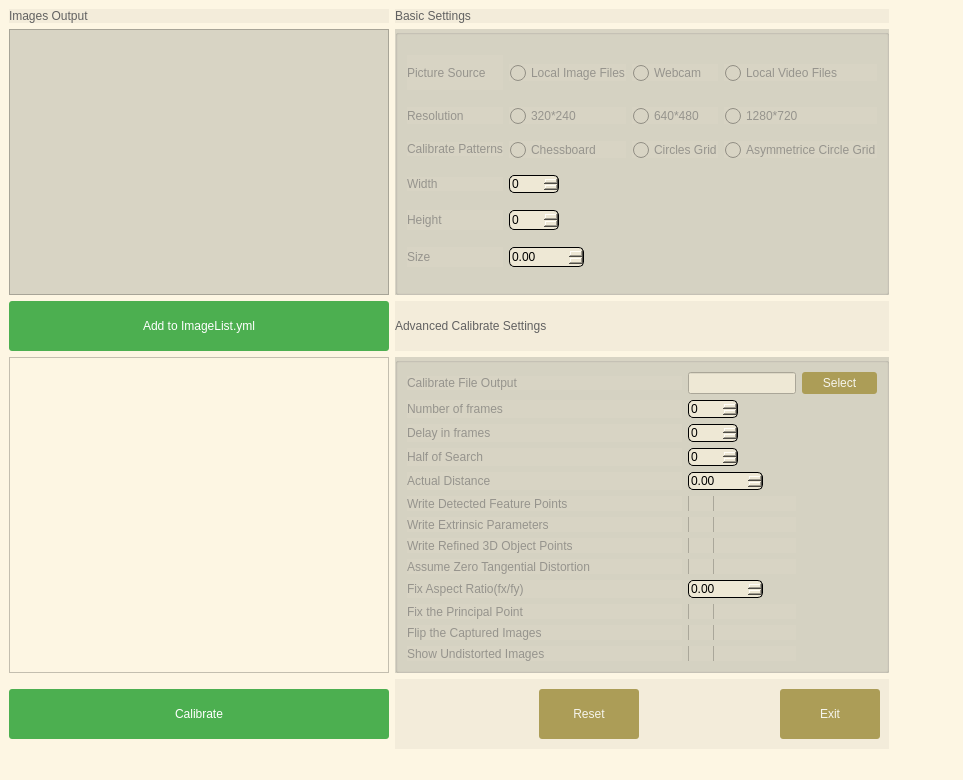
First picture: the form in src/mainwindow.ui, repository parker-int64/QTCalibrate, before the edit.
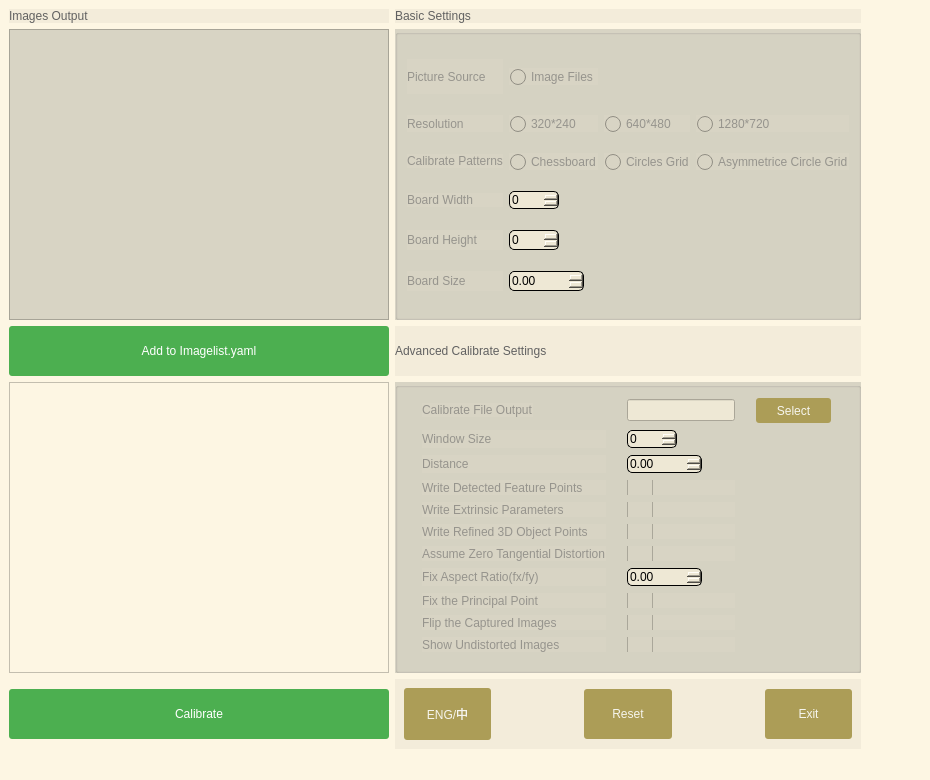
Second picture: the form after the edit. Icons and pictures are not drawn.

Diff of the .ui file:
```diff
--- a/src/mainwindow.ui
+++ b/src/mainwindow.ui
@@ -6,7 +6,7 @@
    <rect>
     <x>0</x>
     <y>0</y>
-    <width>963</width>
+    <width>930</width>
     <height>780</height>
    </rect>
   </property>
@@ -91,6 +91,39 @@
        <string notr="true">background-color: rgb(243, 236, 218);</string>
       </property>
       <layout class="QHBoxLayout" name="horizontalLayout">
+       <item>
+        <widget class="QPushButton" name="pushButton_6">
+         <property name="sizePolicy">
+          <sizepolicy hsizetype="Expanding" vsizetype="Expanding">
+           <horstretch>0</horstretch>
+           <verstretch>0</verstretch>
+          </sizepolicy>
+         </property>
+         <property name="styleSheet">
+          <string notr="true">QPushButton { 
+	font: 14pt &quot;Microsoft YaHei UI&quot;;
+	border-radius: 3px;
+	background-color: rgb(172, 157, 87);
+	color:rgb(246,245,237); 
+} 
+QPushButton:hover { 
+background-color: rgb(139,126,68); 
+}
+QPushButton:pressed {  
+
+    /* 改变边框风格 */  
+    border-style:inset;  
+
+    /* 使文字有一点移动 */  
+    padding-left:3px;  
+    padding-top:3px;  
+}  </string>
+         </property>
+         <property name="text">
+          <string>ENG/中</string>
+         </property>
+        </widget>
+       </item>
        <item>
         <spacer name="horizontalSpacer_2">
          <property name="orientation">
@@ -414,7 +447,7 @@
 background-color: rgb(216,212,196);</string>
          </property>
          <property name="text">
-          <string>Height</string>
+          <string>Board Height</string>
          </property>
         </widget>
        </item>
@@ -477,41 +510,6 @@
          </attribute>
         </widget>
        </item>
-       <item row="0" column="5">
-        <widget class="QRadioButton" name="radioButton_7">
-         <property name="toolTip">
-          <string extracomment="Calibrate a webcam directly">&lt;html&gt;&lt;head/&gt;&lt;body&gt;&lt;p&gt;Calibrate a webcam directly&lt;/p&gt;&lt;/body&gt;&lt;/html&gt;</string>
-         </property>
-         <property name="styleSheet">
-          <string notr="true">/*RadioButton样式设置*/
-QRadioButton::indicator { 
-    width: 17px;
-    height: 17px;
-}
-/*单选框未选中样式*/
-QRadioButton::indicator::unchecked {
-	image: url(:/ico/uiComponents/radiounchecked.png);
-}
-/*单选框选中样式*/
-QRadioButton::indicator::checked { 
-	image: url(:/ico/uiComponents/radiochecked.png);
-}
-/*RadioButton和checkbox字体和间距设置*/
-QRadioButton ,QCheckBox{
-	font: 10pt &quot;Microsoft YaHei UI&quot;;
-	color: rgb(150,148,141);
-    spacing: 5px;
-}
-</string>
-         </property>
-         <property name="text">
-          <string>Webcam</string>
-         </property>
-         <attribute name="buttonGroup">
-          <string notr="true">buttonGroup_3</string>
-         </attribute>
-        </widget>
-       </item>
        <item row="5" column="6">
         <widget class="QRadioButton" name="radioButton_8">
          <property name="styleSheet">
@@ -601,7 +599,7 @@
 background-color: rgb(216,212,196);</string>
          </property>
          <property name="text">
-          <string>Size</string>
+          <string>Board Size</string>
          </property>
         </widget>
        </item>
@@ -793,7 +791,7 @@
 background-color: rgb(216,212,196);</string>
          </property>
          <property name="text">
-          <string>Width</string>
+          <string>Board Width</string>
          </property>
         </widget>
        </item>
@@ -831,6 +829,18 @@
        </item>
        <item row="0" column="4">
         <widget class="QRadioButton" name="radioButton">
+         <property name="sizePolicy">
+          <sizepolicy hsizetype="Maximum" vsizetype="Fixed">
+           <horstretch>0</horstretch>
+           <verstretch>0</verstretch>
+          </sizepolicy>
+         </property>
+         <property name="maximumSize">
+          <size>
+           <width>200</width>
+           <height>16777215</height>
+          </size>
+         </property>
          <property name="toolTip">
           <string extracomment="Calibrate a camera from local picture files.">&lt;html&gt;&lt;head/&gt;&lt;body&gt;&lt;p&gt;Calibrate a camera from local picture files.&lt;/p&gt;&lt;/body&gt;&lt;/html&gt;</string>
          </property>
@@ -866,7 +876,7 @@
 </string>
          </property>
          <property name="text">
-          <string>Local Image Files</string>
+          <string>Image Files </string>
          </property>
          <property name="checkable">
           <bool>true</bool>
@@ -917,38 +927,6 @@
          </attribute>
         </widget>
        </item>
-       <item row="0" column="6">
-        <widget class="QRadioButton" name="radioButton_9">
-         <property name="styleSheet">
-          <string notr="true">/*RadioButton样式设置*/
-QRadioButton::indicator { 
-    width: 17px;
-    height: 17px;
-}
-/*单选框未选中样式*/
-QRadioButton::indicator::unchecked {
-	image: url(:/ico/uiComponents/radiounchecked.png);
-}
-/*单选框选中样式*/
-QRadioButton::indicator::checked { 
-	image: url(:/ico/uiComponents/radiochecked.png);
-}
-/*RadioButton和checkbox字体和间距设置*/
-QRadioButton ,QCheckBox{
-	font: 10pt &quot;Microsoft YaHei UI&quot;;
-	color: rgb(150,148,141);
-    spacing: 5px;
-}
-</string>
-         </property>
-         <property name="text">
-          <string>Local Video Files</string>
-         </property>
-         <attribute name="buttonGroup">
-          <string notr="true">buttonGroup_3</string>
-         </attribute>
-        </widget>
-       </item>
       </layout>
      </widget>
     </item>
@@ -1001,7 +979,7 @@
 }</string>
       </property>
       <property name="text">
-       <string>Add to ImageList.yml</string>
+       <string>Add to Imagelist.yaml</string>
       </property>
      </widget>
     </item>
@@ -1011,6 +989,128 @@
        <string notr="true">background-color: rgb(216,212,196);</string>
       </property>
       <layout class="QGridLayout" name="gridLayout_2">
+       <item row="0" column="0">
+        <widget class="QLabel" name="label_11">
+         <property name="sizePolicy">
+          <sizepolicy hsizetype="Fixed" vsizetype="Fixed">
+           <horstretch>0</horstretch>
+           <verstretch>0</verstretch>
+          </sizepolicy>
+         </property>
+         <property name="maximumSize">
+          <size>
+           <width>16777215</width>
+           <height>16777215</height>
+          </size>
+         </property>
+         <property name="toolTip">
+          <string extracomment="output file path"/>
+         </property>
+         <property name="styleSheet">
+          <string notr="true">font: 75 10pt &quot;Microsoft YaHei UI&quot;;
+color: rgb(150,148,141);
+background-color: rgb(216,212,196);</string>
+         </property>
+         <property name="text">
+          <string>Calibrate File Output</string>
+         </property>
+        </widget>
+       </item>
+       <item row="7" column="0">
+        <widget class="QLabel" name="label_15">
+         <property name="toolTip">
+          <string extracomment="write refined 3D object points"/>
+         </property>
+         <property name="styleSheet">
+          <string notr="true">font: 75 10pt &quot;Microsoft YaHei UI&quot;;
+color: rgb(150,148,141);
+background-color: rgb(216,212,196);</string>
+         </property>
+         <property name="text">
+          <string>Write Refined 3D Object Points</string>
+         </property>
+        </widget>
+       </item>
+       <item row="3" column="0">
+        <widget class="QLabel" name="label_23">
+         <property name="toolTip">
+          <string extracomment="actual distance between top-left and top-right corners of the calibration grid. If this parameter is specified, a more accurate calibration method will be used which may be better "/>
+         </property>
+         <property name="styleSheet">
+          <string notr="true">font: 75 10pt &quot;Microsoft YaHei UI&quot;;
+color: rgb(150,148,141);
+background-color: rgb(216,212,196);</string>
+         </property>
+         <property name="text">
+          <string>Distance</string>
+         </property>
+        </widget>
+       </item>
+       <item row="0" column="2">
+        <widget class="QLineEdit" name="lineEdit">
+         <property name="sizePolicy">
+          <sizepolicy hsizetype="Fixed" vsizetype="Fixed">
+           <horstretch>0</horstretch>
+           <verstretch>0</verstretch>
+          </sizepolicy>
+         </property>
+         <property name="maximumSize">
+          <size>
+           <width>200</width>
+           <height>16777215</height>
+          </size>
+         </property>
+         <property name="styleSheet">
+          <string notr="true">background-color: rgb(238, 232, 213);
+font: 9pt &quot;Consolas&quot;;</string>
+         </property>
+        </widget>
+       </item>
+       <item row="10" column="0">
+        <widget class="QLabel" name="label_18">
+         <property name="toolTip">
+          <string extracomment="fix the principal point at the center"/>
+         </property>
+         <property name="styleSheet">
+          <string notr="true">font: 75 10pt &quot;Microsoft YaHei UI&quot;;
+color: rgb(150,148,141);
+background-color: rgb(216,212,196);</string>
+         </property>
+         <property name="text">
+          <string>Fix the Principal Point</string>
+         </property>
+        </widget>
+       </item>
+       <item row="11" column="0">
+        <widget class="QLabel" name="label_19">
+         <property name="toolTip">
+          <string extracomment="flip the captured images around the horizontal axis"/>
+         </property>
+         <property name="styleSheet">
+          <string notr="true">font: 75 10pt &quot;Microsoft YaHei UI&quot;;
+color: rgb(150,148,141);
+background-color: rgb(216,212,196);</string>
+         </property>
+         <property name="text">
+          <string>Flip the Captured Images</string>
+         </property>
+        </widget>
+       </item>
+       <item row="2" column="0">
+        <widget class="QLabel" name="label_22">
+         <property name="toolTip">
+          <string extracomment="Half of search window for cornerSubPix (11 by default)"/>
+         </property>
+         <property name="styleSheet">
+          <string notr="true">font: 75 10pt &quot;Microsoft YaHei UI&quot;;
+color: rgb(150,148,141);
+background-color: rgb(216,212,196);</string>
+         </property>
+         <property name="text">
+          <string>Window Size</string>
+         </property>
+        </widget>
+       </item>
        <item row="0" column="3">
         <widget class="QPushButton" name="pushButton_4">
          <property name="sizePolicy">
@@ -1060,85 +1160,44 @@
          </property>
         </widget>
        </item>
-       <item row="8" column="2">
-        <widget class="QCheckBox" name="checkBox_3">
-         <property name="maximumSize">
-          <size>
-           <width>16777215</width>
-           <height>15</height>
-          </size>
+       <item row="6" column="0">
+        <widget class="QLabel" name="label_14">
+         <property name="toolTip">
+          <string extracomment="write extrinsic parameters"/>
          </property>
          <property name="styleSheet">
-          <string notr="true">QCheckBox{
-    spacing: 5px;
-    font-size: 15px;
-	font: 10pt &quot;Microsoft YaHei UI&quot;;
-	color: rgb(150,148,141);
-}
-/*checkbox样式设置*/
-QCheckBox::indicator { 
-    width: 26px;
-    height: 50px;
-}
-/*未选中*/
-QCheckBox::indicator::unchecked {   
-    image: url(:/ico/uiComponents/unchecked.png);
-}
-/*选中*/
-QCheckBox::indicator::checked { 
-    image: url(:/ico/uiComponents/checked.png);
-}</string>
+          <string notr="true">font: 75 10pt &quot;Microsoft YaHei UI&quot;;
+color: rgb(150,148,141);
+background-color: rgb(216,212,196);</string>
          </property>
          <property name="text">
-          <string/>
+          <string>Write Extrinsic Parameters</string>
          </property>
         </widget>
        </item>
-       <item row="2" column="2">
-        <widget class="QSpinBox" name="spinBox_4">
+       <item row="8" column="0">
+        <widget class="QLabel" name="label_16">
          <property name="sizePolicy">
-          <sizepolicy hsizetype="Expanding" vsizetype="Preferred">
+          <sizepolicy hsizetype="Fixed" vsizetype="Preferred">
            <horstretch>0</horstretch>
            <verstretch>0</verstretch>
           </sizepolicy>
          </property>
-         <property name="maximumSize">
-          <size>
-           <width>50</width>
-           <height>20</height>
-          </size>
+         <property name="toolTip">
+          <string extracomment="assume zero tangential distortion"/>
          </property>
          <property name="styleSheet">
-          <string notr="true">QSpinBox {
-	padding-right: 15px; /* make room for the arrows */
-	border:1px solid black;
-	border-radius:5px;
-	background-color: rgb(238, 232, 213);
-	font: 10pt &quot;Microsoft YaHei UI&quot;;
-}
-
-QSpinBox::up-button {
-	image: url(:/ico/uiComponents/upArr.png);
-}
-
-QSpinBox::down-button {
-	image: url(:/ico/uiComponents/downArr.png);
-}
-
-QSpinBox::up-button:pressed {
-	image: url(:/ico/uiComponents/upArrPressed.png);
-	margin-top:3px;
-}
-
-QSpinBox::down-button:pressed {
-	image: url(:/ico/uiComponents/downArrPressed.png);
-	margin-bottom:3px;
-}</string>
+          <string notr="true">font: 75 10pt &quot;Microsoft YaHei UI&quot;;
+color: rgb(150,148,141);
+background-color: rgb(216,212,196);</string>
          </property>
+         <property name="text">
+          <string>Assume Zero Tangential Distortion</string>
+         </property>
         </widget>
        </item>
-       <item row="14" column="2">
-        <widget class="QCheckBox" name="checkBox_9">
+       <item row="4" column="2">
+        <widget class="QCheckBox" name="checkBox_2">
          <property name="maximumSize">
           <size>
            <width>16777215</width>
@@ -1171,160 +1230,112 @@
          </property>
         </widget>
        </item>
-       <item row="12" column="0">
-        <widget class="QLabel" name="label_18">
-         <property name="styleSheet">
-          <string notr="true">font: 75 10pt &quot;Microsoft YaHei UI&quot;;
-color: rgb(150,148,141);
-background-color: rgb(216,212,196);</string>
-         </property>
-         <property name="text">
-          <string>Fix the Principal Point</string>
-         </property>
-        </widget>
-       </item>
-       <item row="0" column="0">
-        <widget class="QLabel" name="label_11">
-         <property name="sizePolicy">
-          <sizepolicy hsizetype="Expanding" vsizetype="Fixed">
-           <horstretch>0</horstretch>
-           <verstretch>0</verstretch>
-          </sizepolicy>
-         </property>
-         <property name="maximumSize">
-          <size>
-           <width>16777215</width>
-           <height>16777215</height>
-          </size>
-         </property>
-         <property name="styleSheet">
-          <string notr="true">font: 75 10pt &quot;Microsoft YaHei UI&quot;;
-color: rgb(150,148,141);
-background-color: rgb(216,212,196);</string>
-         </property>
-         <property name="text">
-          <string>Calibrate File Output</string>
-         </property>
-        </widget>
-       </item>
-       <item row="11" column="0">
-        <widget class="QLabel" name="label_17">
-         <property name="styleSheet">
-          <string notr="true">font: 75 10pt &quot;Microsoft YaHei UI&quot;;
-color: rgb(150,148,141);
-background-color: rgb(216,212,196);</string>
-         </property>
-         <property name="text">
-          <string>Fix Aspect Ratio(fx/fy)</string>
-         </property>
-        </widget>
-       </item>
        <item row="11" column="2">
-        <widget class="QDoubleSpinBox" name="doubleSpinBox_2">
+        <widget class="QCheckBox" name="checkBox_8">
          <property name="maximumSize">
           <size>
-           <width>75</width>
-           <height>16777215</height>
+           <width>16777215</width>
+           <height>15</height>
           </size>
          </property>
          <property name="styleSheet">
-          <string notr="true">QDoubleSpinBox {
-padding-right: 15px; /* make room for the arrows */
-border:1px solid black;
-border-radius:5px;
-background-color: rgb(238, 232, 213);
-font: 10pt &quot;Microsoft YaHei UI&quot;;
-}
-
-QDoubleSpinBox::up-button {
-	image: url(:/ico/uiComponents/upArr.png);
-}
-
-QDoubleSpinBox::down-button {
-	image: url(:/ico/uiComponents/downArr.png);
-}
-
-QDoubleSpinBox::up-button:pressed {
-	image: url(:/ico/uiComponents/upArrPressed.png);
-	margin-top:3px;
-}
-
-QDoubleSpinBox::down-button:pressed {
-	image: url(:/ico/uiComponents/downArrPressed.png);
-	margin-bottom:3px;
-}</string>
-         </property>
-        </widget>
-       </item>
-       <item row="0" column="2">
-        <widget class="QLineEdit" name="lineEdit">
-         <property name="sizePolicy">
-          <sizepolicy hsizetype="Fixed" vsizetype="Fixed">
-           <horstretch>0</horstretch>
-           <verstretch>0</verstretch>
-          </sizepolicy>
-         </property>
-         <property name="maximumSize">
-          <size>
-           <width>200</width>
-           <height>16777215</height>
-          </size>
-         </property>
-         <property name="styleSheet">
-          <string notr="true">background-color: rgb(238, 232, 213);</string>
-         </property>
-        </widget>
-       </item>
-       <item row="3" column="2">
-        <widget class="QSpinBox" name="spinBox_3">
-         <property name="maximumSize">
-          <size>
-           <width>50</width>
-           <height>16777215</height>
-          </size>
-         </property>
-         <property name="styleSheet">
-          <string notr="true">QSpinBox {
-	padding-right: 15px; /* make room for the arrows */
-	border:1px solid black;
-	border-radius:5px;
-	background-color: rgb(238, 232, 213);
+          <string notr="true">QCheckBox{
+    spacing: 5px;
+    font-size: 15px;
 	font: 10pt &quot;Microsoft YaHei UI&quot;;
+	color: rgb(150,148,141);
 }
-
-QSpinBox::up-button {
-	image: url(:/ico/uiComponents/upArr.png);
+/*checkbox样式设置*/
+QCheckBox::indicator { 
+    width: 26px;
+    height: 50px;
 }
-
-QSpinBox::down-button {
-	image: url(:/ico/uiComponents/downArr.png);
+/*未选中*/
+QCheckBox::indicator::unchecked {   
+    image: url(:/ico/uiComponents/unchecked.png);
 }
-
-QSpinBox::up-button:pressed {
-	image: url(:/ico/uiComponents/upArrPressed.png);
-	margin-top:3px;
-}
-
-QSpinBox::down-button:pressed {
-	image: url(:/ico/uiComponents/downArrPressed.png);
-	margin-bottom:3px;
+/*选中*/
+QCheckBox::indicator::checked { 
+    image: url(:/ico/uiComponents/checked.png);
 }</string>
-         </property>
-        </widget>
-       </item>
-       <item row="9" column="0">
-        <widget class="QLabel" name="label_15">
-         <property name="styleSheet">
-          <string notr="true">font: 75 10pt &quot;Microsoft YaHei UI&quot;;
-color: rgb(150,148,141);
-background-color: rgb(216,212,196);</string>
          </property>
          <property name="text">
-          <string>Write Refined 3D Object Points</string>
+          <string/>
          </property>
         </widget>
        </item>
        <item row="10" column="2">
+        <widget class="QCheckBox" name="checkBox_7">
+         <property name="maximumSize">
+          <size>
+           <width>16777215</width>
+           <height>15</height>
+          </size>
+         </property>
+         <property name="styleSheet">
+          <string notr="true">QCheckBox{
+    spacing: 5px;
+    font-size: 15px;
+	font: 10pt &quot;Microsoft YaHei UI&quot;;
+	color: rgb(150,148,141);
+}
+/*checkbox样式设置*/
+QCheckBox::indicator { 
+    width: 26px;
+    height: 50px;
+}
+/*未选中*/
+QCheckBox::indicator::unchecked {   
+    image: url(:/ico/uiComponents/unchecked.png);
+}
+/*选中*/
+QCheckBox::indicator::checked { 
+    image: url(:/ico/uiComponents/checked.png);
+}</string>
+         </property>
+         <property name="text">
+          <string/>
+         </property>
+        </widget>
+       </item>
+       <item row="9" column="2">
+        <widget class="QDoubleSpinBox" name="doubleSpinBox_2">
+         <property name="maximumSize">
+          <size>
+           <width>75</width>
+           <height>16777215</height>
+          </size>
+         </property>
+         <property name="styleSheet">
+          <string notr="true">QDoubleSpinBox {
+padding-right: 15px; /* make room for the arrows */
+border:1px solid black;
+border-radius:5px;
+background-color: rgb(238, 232, 213);
+font: 10pt &quot;Microsoft YaHei UI&quot;;
+}
+
+QDoubleSpinBox::up-button {
+	image: url(:/ico/uiComponents/upArr.png);
+}
+
+QDoubleSpinBox::down-button {
+	image: url(:/ico/uiComponents/downArr.png);
+}
+
+QDoubleSpinBox::up-button:pressed {
+	image: url(:/ico/uiComponents/upArrPressed.png);
+	margin-top:3px;
+}
+
+QDoubleSpinBox::down-button:pressed {
+	image: url(:/ico/uiComponents/downArrPressed.png);
+	margin-bottom:3px;
+}</string>
+         </property>
+        </widget>
+       </item>
+       <item row="8" column="2">
         <widget class="QCheckBox" name="checkBox_5">
          <property name="maximumSize">
           <size>
@@ -1358,7 +1369,22 @@
          </property>
         </widget>
        </item>
-       <item row="6" column="0">
+       <item row="9" column="0">
+        <widget class="QLabel" name="label_17">
+         <property name="toolTip">
+          <string extracomment="fix aspect ratio (fx/fy)"/>
+         </property>
+         <property name="styleSheet">
+          <string notr="true">font: 75 10pt &quot;Microsoft YaHei UI&quot;;
+color: rgb(150,148,141);
+background-color: rgb(216,212,196);</string>
+         </property>
+         <property name="text">
+          <string>Fix Aspect Ratio(fx/fy)</string>
+         </property>
+        </widget>
+       </item>
+       <item row="4" column="0">
         <widget class="QLabel" name="label_13">
          <property name="styleSheet">
           <string notr="true">font: 75 10pt &quot;Microsoft YaHei UI&quot;;
@@ -1370,44 +1396,113 @@
          </property>
         </widget>
        </item>
-       <item row="5" column="0">
-        <widget class="QLabel" name="label_23">
+       <item row="12" column="2">
+        <widget class="QCheckBox" name="checkBox_9">
+         <property name="maximumSize">
+          <size>
+           <width>16777215</width>
+           <height>15</height>
+          </size>
+         </property>
          <property name="styleSheet">
-          <string notr="true">font: 75 10pt &quot;Microsoft YaHei UI&quot;;
-color: rgb(150,148,141);
-background-color: rgb(216,212,196);</string>
+          <string notr="true">QCheckBox{
+    spacing: 5px;
+    font-size: 15px;
+	font: 10pt &quot;Microsoft YaHei UI&quot;;
+	color: rgb(150,148,141);
+}
+/*checkbox样式设置*/
+QCheckBox::indicator { 
+    width: 26px;
+    height: 50px;
+}
+/*未选中*/
+QCheckBox::indicator::unchecked {   
+    image: url(:/ico/uiComponents/unchecked.png);
+}
+/*选中*/
+QCheckBox::indicator::checked { 
+    image: url(:/ico/uiComponents/checked.png);
+}</string>
          </property>
          <property name="text">
-          <string>Actual Distance</string>
+          <string/>
          </property>
         </widget>
        </item>
-       <item row="13" column="0">
-        <widget class="QLabel" name="label_19">
+       <item row="3" column="2">
+        <widget class="QDoubleSpinBox" name="doubleSpinBox_3">
+         <property name="maximumSize">
+          <size>
+           <width>75</width>
+           <height>16777215</height>
+          </size>
+         </property>
          <property name="styleSheet">
-          <string notr="true">font: 75 10pt &quot;Microsoft YaHei UI&quot;;
-color: rgb(150,148,141);
-background-color: rgb(216,212,196);</string>
+          <string notr="true">QDoubleSpinBox {
+padding-right: 15px; /* make room for the arrows */
+border:1px solid black;
+border-radius:5px;
+background-color: rgb(238, 232, 213);
+font: 10pt &quot;Microsoft YaHei UI&quot;;
+}
+
+QDoubleSpinBox::up-button {
+	image: url(:/ico/uiComponents/upArr.png);
+}
+
+QDoubleSpinBox::down-button {
+	image: url(:/ico/uiComponents/downArr.png);
+}
+
+QDoubleSpinBox::up-button:pressed {
+	image: url(:/ico/uiComponents/upArrPressed.png);
+	margin-top:3px;
+}
+
+QDoubleSpinBox::down-button:pressed {
+	image: url(:/ico/uiComponents/downArrPressed.png);
+	margin-bottom:3px;
+}</string>
          </property>
-         <property name="text">
-          <string>Flip the Captured Images</string>
-         </property>
         </widget>
        </item>
-       <item row="10" column="0">
-        <widget class="QLabel" name="label_16">
+       <item row="7" column="2">
+        <widget class="QCheckBox" name="checkBox_4">
+         <property name="maximumSize">
+          <size>
+           <width>16777215</width>
+           <height>15</height>
+          </size>
+         </property>
          <property name="styleSheet">
-          <string notr="true">font: 75 10pt &quot;Microsoft YaHei UI&quot;;
-color: rgb(150,148,141);
-background-color: rgb(216,212,196);</string>
+          <string notr="true">QCheckBox{
+    spacing: 5px;
+    font-size: 15px;
+	font: 10pt &quot;Microsoft YaHei UI&quot;;
+	color: rgb(150,148,141);
+}
+/*checkbox样式设置*/
+QCheckBox::indicator { 
+    width: 26px;
+    height: 50px;
+}
+/*未选中*/
+QCheckBox::indicator::unchecked {   
+    image: url(:/ico/uiComponents/unchecked.png);
+}
+/*选中*/
+QCheckBox::indicator::checked { 
+    image: url(:/ico/uiComponents/checked.png);
+}</string>
          </property>
          <property name="text">
-          <string>Assume Zero Tangential Distortion</string>
+          <string/>
          </property>
         </widget>
        </item>
        <item row="6" column="2">
-        <widget class="QCheckBox" name="checkBox_2">
+        <widget class="QCheckBox" name="checkBox_3">
          <property name="maximumSize">
           <size>
            <width>16777215</width>
@@ -1440,65 +1535,7 @@
          </property>
         </widget>
        </item>
-       <item row="13" column="2">
-        <widget class="QCheckBox" name="checkBox_8">
-         <property name="maximumSize">
-          <size>
-           <width>16777215</width>
-           <height>15</height>
-          </size>
-         </property>
-         <property name="styleSheet">
-          <string notr="true">QCheckBox{
-    spacing: 5px;
-    font-size: 15px;
-	font: 10pt &quot;Microsoft YaHei UI&quot;;
-	color: rgb(150,148,141);
-}
-/*checkbox样式设置*/
-QCheckBox::indicator { 
-    width: 26px;
-    height: 50px;
-}
-/*未选中*/
-QCheckBox::indicator::unchecked {   
-    image: url(:/ico/uiComponents/unchecked.png);
-}
-/*选中*/
-QCheckBox::indicator::checked { 
-    image: url(:/ico/uiComponents/checked.png);
-}</string>
-         </property>
-         <property name="text">
-          <string/>
-         </property>
-        </widget>
-       </item>
-       <item row="4" column="0">
-        <widget class="QLabel" name="label_22">
-         <property name="styleSheet">
-          <string notr="true">font: 75 10pt &quot;Microsoft YaHei UI&quot;;
-color: rgb(150,148,141);
-background-color: rgb(216,212,196);</string>
-         </property>
-         <property name="text">
-          <string>Half of Search</string>
-         </property>
-        </widget>
-       </item>
-       <item row="8" column="0">
-        <widget class="QLabel" name="label_14">
-         <property name="styleSheet">
-          <string notr="true">font: 75 10pt &quot;Microsoft YaHei UI&quot;;
-color: rgb(150,148,141);
-background-color: rgb(216,212,196);</string>
-         </property>
-         <property name="text">
-          <string>Write Extrinsic Parameters</string>
-         </property>
-        </widget>
-       </item>
-       <item row="4" column="2">
+       <item row="2" column="2">
         <widget class="QSpinBox" name="spinBox_5">
          <property name="maximumSize">
           <size>
@@ -1535,56 +1572,7 @@
          </property>
         </widget>
        </item>
-       <item row="2" column="0">
-        <widget class="QLabel" name="label_12">
-         <property name="styleSheet">
-          <string notr="true">font: 75 10pt &quot;Microsoft YaHei UI&quot;;
-color: rgb(150,148,141);
-background-color: rgb(216,212,196);</string>
-         </property>
-         <property name="text">
-          <string>Number of frames</string>
-         </property>
-        </widget>
-       </item>
-       <item row="5" column="2">
-        <widget class="QDoubleSpinBox" name="doubleSpinBox_3">
-         <property name="maximumSize">
-          <size>
-           <width>75</width>
-           <height>16777215</height>
-          </size>
-         </property>
-         <property name="styleSheet">
-          <string notr="true">QDoubleSpinBox {
-padding-right: 15px; /* make room for the arrows */
-border:1px solid black;
-border-radius:5px;
-background-color: rgb(238, 232, 213);
-font: 10pt &quot;Microsoft YaHei UI&quot;;
-}
-
-QDoubleSpinBox::up-button {
-	image: url(:/ico/uiComponents/upArr.png);
-}
-
-QDoubleSpinBox::down-button {
-	image: url(:/ico/uiComponents/downArr.png);
-}
-
-QDoubleSpinBox::up-button:pressed {
-	image: url(:/ico/uiComponents/upArrPressed.png);
-	margin-top:3px;
-}
-
-QDoubleSpinBox::down-button:pressed {
-	image: url(:/ico/uiComponents/downArrPressed.png);
-	margin-bottom:3px;
-}</string>
-         </property>
-        </widget>
-       </item>
-       <item row="14" column="0">
+       <item row="12" column="0">
         <widget class="QLabel" name="label_21">
          <property name="styleSheet">
           <string notr="true">font: 75 10pt &quot;Microsoft YaHei UI&quot;;
@@ -1596,86 +1584,6 @@
          </property>
         </widget>
        </item>
-       <item row="9" column="2">
-        <widget class="QCheckBox" name="checkBox_4">
-         <property name="maximumSize">
-          <size>
-           <width>16777215</width>
-           <height>15</height>
-          </size>
-         </property>
-         <property name="styleSheet">
-          <string notr="true">QCheckBox{
-    spacing: 5px;
-    font-size: 15px;
-	font: 10pt &quot;Microsoft YaHei UI&quot;;
-	color: rgb(150,148,141);
-}
-/*checkbox样式设置*/
-QCheckBox::indicator { 
-    width: 26px;
-    height: 50px;
-}
-/*未选中*/
-QCheckBox::indicator::unchecked {   
-    image: url(:/ico/uiComponents/unchecked.png);
-}
-/*选中*/
-QCheckBox::indicator::checked { 
-    image: url(:/ico/uiComponents/checked.png);
-}</string>
-         </property>
-         <property name="text">
-          <string/>
-         </property>
-        </widget>
-       </item>
-       <item row="12" column="2">
-        <widget class="QCheckBox" name="checkBox_7">
-         <property name="maximumSize">
-          <size>
-           <width>16777215</width>
-           <height>15</height>
-          </size>
-         </property>
-         <property name="styleSheet">
-          <string notr="true">QCheckBox{
-    spacing: 5px;
-    font-size: 15px;
-	font: 10pt &quot;Microsoft YaHei UI&quot;;
-	color: rgb(150,148,141);
-}
-/*checkbox样式设置*/
-QCheckBox::indicator { 
-    width: 26px;
-    height: 50px;
-}
-/*未选中*/
-QCheckBox::indicator::unchecked {   
-    image: url(:/ico/uiComponents/unchecked.png);
-}
-/*选中*/
-QCheckBox::indicator::checked { 
-    image: url(:/ico/uiComponents/checked.png);
-}</string>
-         </property>
-         <property name="text">
-          <string/>
-         </property>
-        </widget>
-       </item>
-       <item row="3" column="0">
-        <widget class="QLabel" name="label_24">
-         <property name="styleSheet">
-          <string notr="true">font: 75 10pt &quot;Microsoft YaHei UI&quot;;
-color: rgb(150,148,141);
-background-color: rgb(216,212,196);</string>
-         </property>
-         <property name="text">
-          <string>Delay in frames</string>
-         </property>
-        </widget>
-       </item>
       </layout>
      </widget>
     </item>
```
Left out of the diff: 46 changed lines with no effect on the pictures.
